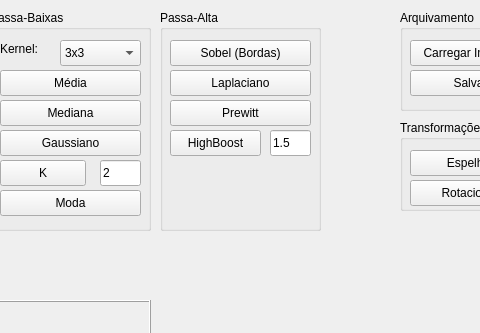
Qt form mainwindow.ui (broken-usb/pdi-qt) before a commit; both pictures show x 190 to 670 and y 0 to 333 of the 1000 by 600 pixel window.
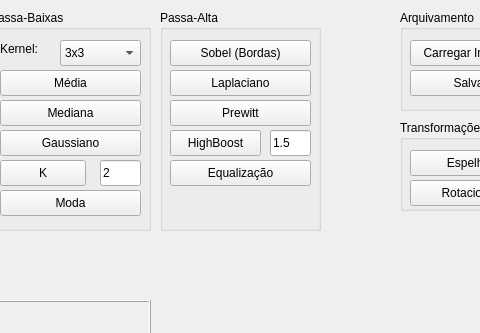
The same form after that commit.

Commit message: Implementação da Equalização de Histograma

```diff
--- a/mainwindow.ui
+++ b/mainwindow.ui
@@ -399,6 +399,25 @@
       <string>1.5</string>
      </property>
     </widget>
+    <widget class="QPushButton" name="btnEqualizar">
+     <property name="geometry">
+      <rect>
+       <x>10</x>
+       <y>150</y>
+       <width>141</width>
+       <height>26</height>
+      </rect>
+     </property>
+     <property name="cursor">
+      <cursorShape>PointingHandCursor</cursorShape>
+     </property>
+     <property name="toolTip">
+      <string>&lt;html&gt;&lt;head/&gt;&lt;body&gt;&lt;p&gt;Maximiza o contraste da imagem redistribuindo os tons de cinza de forma uniforme usando um histograma acumulado.&lt;/p&gt;&lt;/body&gt;&lt;/html&gt;</string>
+     </property>
+     <property name="text">
+      <string>Equalização</string>
+     </property>
+    </widget>
    </widget>
    <widget class="QGroupBox" name="grpBoxTransformacoes">
     <property name="geometry">
```
The commit also changes 2 other files.
